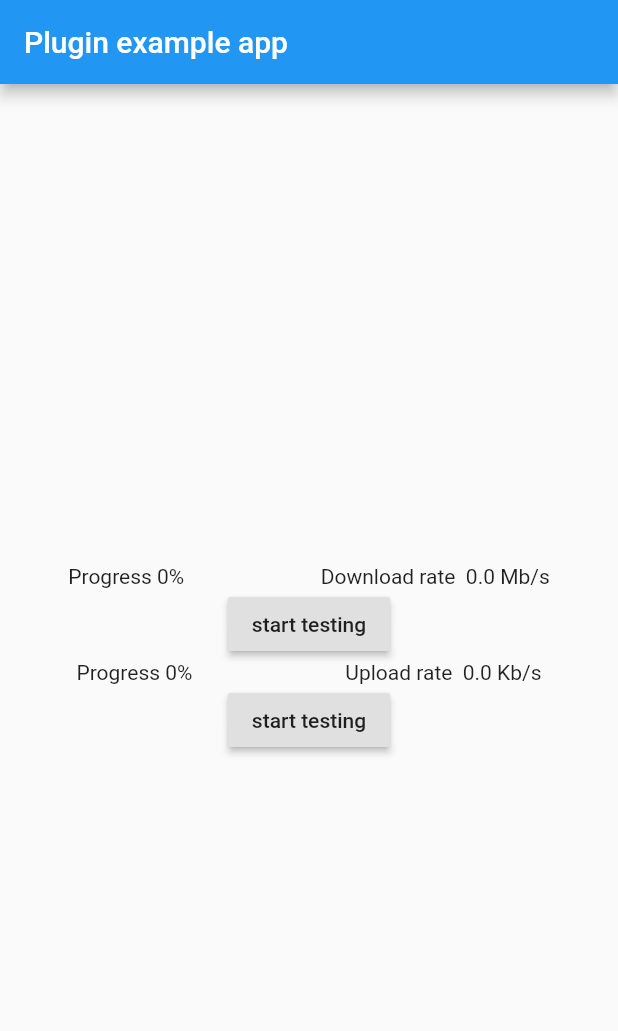
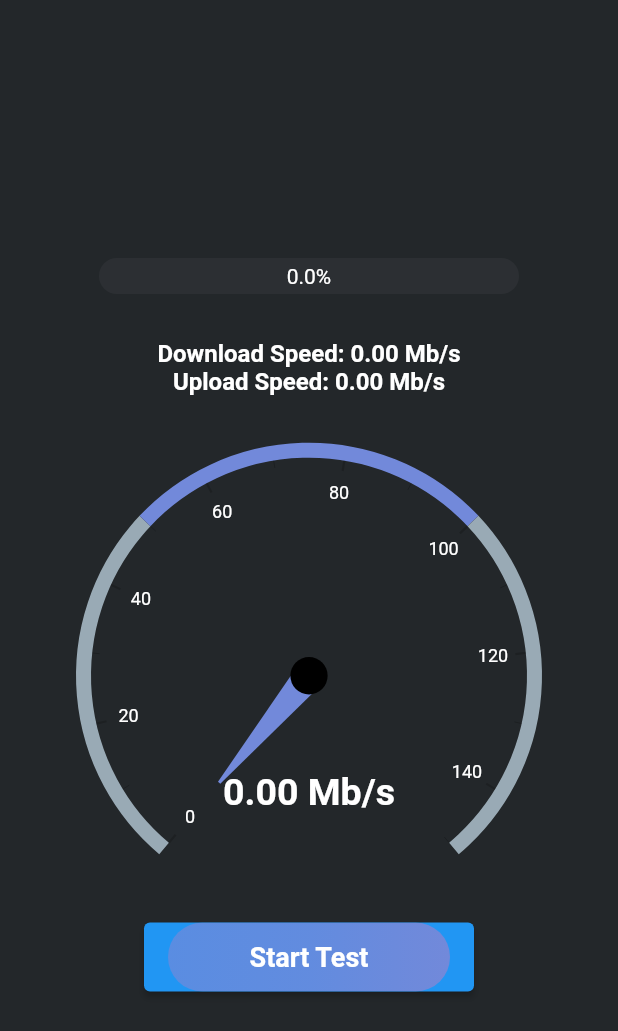
Before and after one commit to rickynguyenc/internet_speed_chu_bi, a Flutter app: the screen it shows after launch, on a phone screen of 412 x 824 dp. Shown: the top 1031 px of the screen. Run offline on Flutter 3.47's test engine with Material 2 defaults, Android fonts, the phone set to English and light mode, and no system bars; drawn by our look-alikes of percent_indicator, syncfusion_flutter_gauges; our stand-ins replace fluttertoast, rflutter_alert, tuple.

Commit message:
example setup

```diff
--- /dev/null
+++ b/example/lib/components/progressBar.dart
@@ -0,0 +1,24 @@
+import 'package:percent_indicator/percent_indicator.dart';
+import 'package:flutter/material.dart';
+
+import '../constants/palette.dart';
+
+class ProgressBar {
+  LinearPercentIndicator showBar(double displayPer) {
+    return new LinearPercentIndicator(
+      width: 300,
+      lineHeight: 24.0,
+      percent: displayPer / 100.0,
+      center: Text(
+        displayPer.toStringAsFixed(1) + "%",
+        style: new TextStyle(
+          fontSize: 14.0,
+          color: txtCol,
+        ),
+      ),
+      linearStrokeCap: LinearStrokeCap.roundAll,
+      backgroundColor: progressBg,
+      progressColor: progressFill,
+    );
+  }
+}
--- /dev/null
+++ b/example/lib/components/speedLabels.dart
@@ -0,0 +1,15 @@
+import 'package:flutter/material.dart';
+
+import '../constants/palette.dart';
+
+Text showLabel(String label, double speed, String unit) {
+  String displaySpeed = speed.toStringAsFixed(2);
+  return Text(
+    '$label Speed: $displaySpeed $unit',
+    style: TextStyle(
+      color: txtCol,
+      fontWeight: FontWeight.bold,
+      fontSize: 16,
+    ),
+  );
+}
--- /dev/null
+++ b/example/lib/constants/alertStyle.dart
@@ -0,0 +1,22 @@
+import 'package:flutter/material.dart';
+import 'package:rflutter_alert/rflutter_alert.dart';
+
+var alertStyle = AlertStyle(
+  animationType: AnimationType.fromTop,
+  isCloseButton: false,
+  isOverlayTapDismiss: false,
+  descStyle: TextStyle(
+    fontWeight: FontWeight.bold,
+    fontSize: 17.0,
+  ),
+  animationDuration: Duration(milliseconds: 400),
+  alertBorder: RoundedRectangleBorder(
+    borderRadius: BorderRadius.circular(0.0),
+    side: BorderSide(
+      color: Colors.grey,
+    ),
+  ),
+  titleStyle: TextStyle(
+    color: Colors.black,
+  ),
+);
--- /dev/null
+++ b/example/lib/constants/btnStyle.dart
@@ -0,0 +1,22 @@
+import 'package:flutter/material.dart';
+import 'package:internet_speed_chu_bi_example/constants/palette.dart';
+
+Ink btnInk = Ink(
+  decoration: BoxDecoration(
+    gradient: buttonGradient,
+    borderRadius: BorderRadius.all(Radius.circular(80.0)),
+  ),
+  child: Container(
+    constraints: const BoxConstraints(
+        minWidth: 188.0, minHeight: 46.0), // min sizes for Material buttons
+    alignment: Alignment.center,
+    child: const Text(
+      'Start Test',
+      textAlign: TextAlign.center,
+      style: TextStyle(
+        fontSize: 18,
+        fontWeight: FontWeight.bold,
+      ),
+    ),
+  ),
+);
--- /dev/null
+++ b/example/lib/constants/palette.dart
@@ -0,0 +1,27 @@
+import 'package:flutter/material.dart';
+
+// Background Color
+Color bgCol = Color.fromRGBO(35, 39, 42, 1);
+
+// Progress Bar Colors
+Color progressBg = Color.fromRGBO(44, 47, 51, 1);
+Color progressFill = Color.fromRGBO(114, 137, 218, 0.8);
+Color gaugeRange1 = Color.fromRGBO(153, 170, 181, 1);
+Color gaugeRange2 = Color.fromRGBO(114, 137, 218, 1);
+Color needleCol = Color.fromRGBO(114, 137, 218, 1);
+
+// Start Test Button
+LinearGradient buttonGradient = LinearGradient(
+  colors: <Color>[
+    Color.fromRGBO(114, 137, 218, 0.7),
+    Color.fromRGBO(114, 137, 218, 0.8),
+    Color.fromRGBO(114, 137, 218, 1),
+  ],
+);
+
+// Text Color
+Color txtCol = Colors.white;
+
+// Error Message
+Color errorBg = Colors.red;
+Color errorTxt = Colors.white;
--- /dev/null
+++ b/example/lib/constants/testServer.dart
@@ -0,0 +1,5 @@
+//String downloadServer = 'http://ipv4.ikoula.testdebit.info/1M.iso';
+//String uploadServer = 'http://ipv4.ikoula.testdebit.info/';
+
+String downloadServer = 'http://speedtest.tele2.net/1MB.zip';
+String uploadServer = 'http://speedtest.tele2.net/upload.php';
--- a/example/lib/main.dart
+++ b/example/lib/main.dart
@@ -1,8 +1,9 @@
 import 'package:flutter/material.dart';
-import 'package:internet_speed_chu_bi/internet_speed_chu_bi.dart';
-import 'package:internet_speed_chu_bi/callbacks_enum.dart';
+import 'package:internet_speed_chu_bi_example/screens/home.dart';
 
-void main() => runApp(MyApp());
+void main() {
+  runApp(MyApp());
+}
 
 class MyApp extends StatefulWidget {
   @override
@@ -10,95 +11,11 @@ class MyApp extends StatefulWidget {
 }
 
 class _MyAppState extends State<MyApp> {
-  final internetSpeedTest = InternetSpeedTest();
-
-  double downloadRate = 0;
-  double uploadRate = 0;
-  String downloadProgress = '0';
-  String uploadProgress = '0';
-
-  String unitText = 'Mb/s';
-
   @override
   Widget build(BuildContext context) {
     return MaterialApp(
-      home: Scaffold(
-        appBar: AppBar(
-          title: const Text('Plugin example app'),
-        ),
-        body: Center(
-          child: Column(
-            mainAxisSize: MainAxisSize.min,
-            children: <Widget>[
-              Row(
-                mainAxisAlignment: MainAxisAlignment.spaceAround,
-                children: <Widget>[
-                  Text('Progress $downloadProgress%'),
-                  Text('Download rate  $downloadRate $unitText'),
-                ],
-              ),
-              RaisedButton(
-                child: Text('start testing'),
-                onPressed: () {
-                  internetSpeedTest.startDownloadTesting(
-                    onDone: (double transferRate, SpeedUnit unit) {
-                      setState(() {
-                        downloadRate = transferRate;
-                        unitText = unit == SpeedUnit.Kbps ? 'Kb/s' : 'Mb/s';
-                        downloadProgress = '100';
-                      });
-                    },
-                    onProgress:
-                        (double percent, double transferRate, SpeedUnit unit) {
-                      setState(() {
-                        downloadRate = transferRate;
-                        unitText = unit == SpeedUnit.Kbps ? 'Kb/s' : 'Mb/s';
-                        downloadProgress = percent.toStringAsFixed(2);
-                      });
-                    },
-                    onError: (String errorMessage, String speedTestError) {},
-                    fileSize: 20000000,
-                  );
-                },
-              ),
-              Row(
-                mainAxisAlignment: MainAxisAlignment.spaceAround,
-                children: <Widget>[
-                  Text('Progress $uploadProgress%'),
-                  Text('Upload rate  $uploadRate Kb/s'),
-                ],
-              ),
-              RaisedButton(
-                child: Text('start testing'),
-                onPressed: () {
-                  internetSpeedTest.startUploadTesting(
-                    onDone: (double transferRate, SpeedUnit unit) {
-                      setState(() {
-                        uploadRate = transferRate;
-                        unitText = unit == SpeedUnit.Kbps ? 'Kb/s' : 'Mb/s';
-                        uploadProgress = '100';
-                      });
-                    },
-                    onProgress:
-                        (double percent, double transferRate, SpeedUnit unit) {
-                      setState(() {
-                        uploadRate = transferRate;
-                        unitText = unit == SpeedUnit.Kbps ? 'Kb/s' : 'Mb/s';
-                        uploadProgress = percent.toStringAsFixed(2);
-                      });
-                    },
-                    onError: (String errorMessage, String speedTestError) {
-                      print(
-                          'the errorMessage $errorMessage, the speedTestError $speedTestError');
-                    },
-                    fileSize: 20000000,
-                  );
-                },
-              ),
-            ],
-          ),
-        ),
-      ),
+      debugShowCheckedModeBanner: false,
+      home: Home(),
     );
   }
 }
--- /dev/null
+++ b/example/lib/screens/home.dart
@@ -0,0 +1,246 @@
+import 'package:flutter/material.dart';
+import 'package:rflutter_alert/rflutter_alert.dart';
+import 'package:syncfusion_flutter_gauges/gauges.dart';
+import 'package:internet_speed_chu_bi/internet_speed_chu_bi.dart';
+import 'package:internet_speed_chu_bi/callbacks_enum.dart';
+import '../components/errorMsg.dart';
+import '../components/progressBar.dart';
+import '../components/speedLabels.dart';
+import '../constants/alertStyle.dart';
+import '../constants/btnStyle.dart';
+import '../constants/palette.dart';
+import '../constants/testServer.dart';
+
+class Home extends StatefulWidget {
+  @override
+  _HomeState createState() => _HomeState();
+}
+
+class _HomeState extends State<Home> {
+  final internetSpeedTest = InternetSpeedTest();
+  final ProgressBar progressBar = ProgressBar();
+  double downloadRate = 0;
+  double uploadRate = 0;
+  String downloadProgress = '0';
+  String uploadProgress = '0';
+  double displayRate = 0;
+  String displayRateTxt = '0.0';
+  double displayPer = 0;
+  String unitText = 'Mb/s';
+
+  // Using a flag to prevent the user from interrupting running tests
+  bool isTesting = false;
+
+  void protectGauge(double rate) {
+    // this function prevents the needle from exceeding the maximum limit of the gauge
+    if (rate > 150) {
+      displayRateTxt = rate.toStringAsFixed(2);
+    } else {
+      displayRate = rate;
+      displayRateTxt = displayRate.toStringAsFixed(2);
+    }
+  }
+
+  @override
+  Widget build(BuildContext context) {
+    return Scaffold(
+      backgroundColor: bgCol,
+      body: Center(
+        child: Column(
+          mainAxisSize: MainAxisSize.min,
+          children: <Widget>[
+            Row(
+              mainAxisAlignment: MainAxisAlignment.center,
+              children: [
+                Padding(
+                  padding: EdgeInsets.all(10.0),
+                  child: progressBar.showBar(displayPer),
+                ),
+              ],
+            ),
+            SizedBox(
+              height: 20,
+            ),
+            Row(
+              mainAxisAlignment: MainAxisAlignment.center,
+              children: <Widget>[
+                showLabel('Download', downloadRate, unitText),
+              ],
+            ),
+            Row(
+              mainAxisAlignment: MainAxisAlignment.center,
+              children: <Widget>[
+                showLabel('Upload', uploadRate, unitText),
+              ],
+            ),
+            SfRadialGauge(
+                title: GaugeTitle(
+                    text: ' ',
+                    textStyle: const TextStyle(
+                        fontSize: 20.0, fontWeight: FontWeight.bold)),
+                axes: <RadialAxis>[
+                  RadialAxis(
+                      minimum: 0,
+                      maximum: 150,
+                      axisLabelStyle: GaugeTextStyle(
+                        color: txtCol,
+                      ),
+                      ranges: <GaugeRange>[
+                        GaugeRange(
+                            startValue: 0,
+                            endValue: 50,
+                            color: gaugeRange1,
+                            startWidth: 10,
+                            endWidth: 10),
+                        GaugeRange(
+                            startValue: 50,
+                            endValue: 100,
+                            color: gaugeRange2,
+                            startWidth: 10,
+                            endWidth: 10),
+                        GaugeRange(
+                            startValue: 100,
+                            endValue: 150,
+                            color: gaugeRange1,
+                            startWidth: 10,
+                            endWidth: 10)
+                      ],
+                      pointers: <GaugePointer>[
+                        NeedlePointer(
+                          value: displayRate,
+                          enableAnimation: true,
+                          needleColor: needleCol,
+                        )
+                      ],
+                      annotations: <GaugeAnnotation>[
+                        GaugeAnnotation(
+                            widget: Container(
+                              child: Text(
+                                displayRate.toStringAsFixed(2) + ' ' + unitText,
+                                style: TextStyle(
+                                  fontSize: 25,
+                                  fontWeight: FontWeight.bold,
+                                  color: txtCol,
+                                ),
+                              ),
+                            ),
+                            angle: 90,
+                            positionFactor: 0.5)
+                      ])
+                ]),
+            Row(
+              mainAxisAlignment: MainAxisAlignment.center,
+              children: [
+                ElevatedButton(
+                  child: btnInk,
+                  // shape: RoundedRectangleBorder(
+                  //     borderRadius: BorderRadius.circular(80.0)),
+                  // padding: const EdgeInsets.all(0.0),
+                  // color: Colors.red,
+                  // textColor: txtCol,
+                  onPressed: () {
+                    if (!isTesting) {
+                      setState(() {
+                        isTesting = true;
+                      });
+                      internetSpeedTest.startDownloadTesting(
+                        onDone: (double transferRate, SpeedUnit unit) {
+                          setState(() {
+                            downloadRate = transferRate;
+                            protectGauge(downloadRate);
+                            unitText = unit == SpeedUnit.Kbps ? 'Kb/s' : 'Mb/s';
+                            downloadProgress = '100';
+                            displayPer = 100.0;
+                          });
+                          internetSpeedTest.startUploadTesting(
+                            onDone: (double transferRate, SpeedUnit unit) {
+                              setState(() {
+                                uploadRate = transferRate;
+                                uploadRate = uploadRate * 10;
+                                protectGauge(uploadRate);
+                                unitText =
+                                    unit == SpeedUnit.Kbps ? 'Kb/s' : 'Mb/s';
+                                uploadProgress = '100';
+                                displayPer = 100.0;
+                                isTesting = false;
+                                // Display speed test results
+                                Alert(
+                                  context: context,
+                                  style: alertStyle,
+                                  type: AlertType.info,
+                                  title: "Bich is very strong and beatiful",
+                                  desc: 'Download Speed: ' +
+                                      downloadRate.toStringAsFixed(2) +
+                                      ' $unitText\nUpload Speed: ' +
+                                      uploadRate.toStringAsFixed(2) +
+                                      ' $unitText',
+                                  buttons: [
+                                    DialogButton(
+                                      child: Text(
+                                        "OK",
+                                        style: TextStyle(
+                                            color: Colors.white, fontSize: 20),
+                                      ),
+                                      onPressed: () => Navigator.pop(context),
+                                      color: Color.fromRGBO(114, 137, 218, 1.0),
+                                      radius: BorderRadius.circular(0.0),
+                                    ),
+                                  ],
+                                ).show();
+                              });
+                            },
+                            onProgress: (double percent, double transferRate,
+                                SpeedUnit unit) {
+                              setState(() {
+                                uploadRate = transferRate;
+                                uploadRate = uploadRate * 10;
+                                protectGauge(uploadRate);
+                                unitText =
+                                    unit == SpeedUnit.Kbps ? 'Kb/s' : 'Mb/s';
+                                uploadProgress = percent.toStringAsFixed(2);
+                                displayPer = percent;
+                              });
+                            },
+                            onError:
+                                (String errorMessage, String speedTestError) {
+                              showError(
+                                  'Upload test failed! Please check your internet connection.');
+                              setState(() {
+                                isTesting = false;
+                              });
+                            },
+                            testServer: uploadServer,
+                            fileSize: 20000000,
+                          );
+                        },
+                        onProgress: (double percent, double transferRate,
+                            SpeedUnit unit) {
+                          setState(() {
+                            downloadRate = transferRate;
+                            protectGauge(downloadRate);
+                            unitText = unit == SpeedUnit.Kbps ? 'Kb/s' : 'Mb/s';
+                            downloadProgress = percent.toStringAsFixed(2);
+                            displayPer = percent;
+                          });
+                        },
+                        onError: (String errorMessage, String speedTestError) {
+                          showError(
+                              'Download test failed! Please check your internet connection.');
+                          setState(() {
+                            isTesting = false;
+                          });
+                        },
+                        testServer: downloadServer,
+                        fileSize: 20000000,
+                      );
+                    }
+                  },
+                ),
+              ],
+            ),
+          ],
+        ),
+      ),
+    );
+  }
+}
--- a/pubspec.yaml
+++ b/pubspec.yaml
@@ -11,7 +11,10 @@ dependencies:
   flutter:
     sdk: flutter
   tuple: ^2.0.0
-
+  syncfusion_flutter_gauges: ^18.2.48
+  percent_indicator: "^2.1.5"
+  fluttertoast: ^7.0.2
+  rflutter_alert: ^1.0.3
 dev_dependencies:
   flutter_test:
     sdk: flutter
```
Also changed, not shown: example/lib/components/errorMsg.dart (added, +14 -0 lines), example/pubspec.lock, pubspec.lock, 1 other file.
